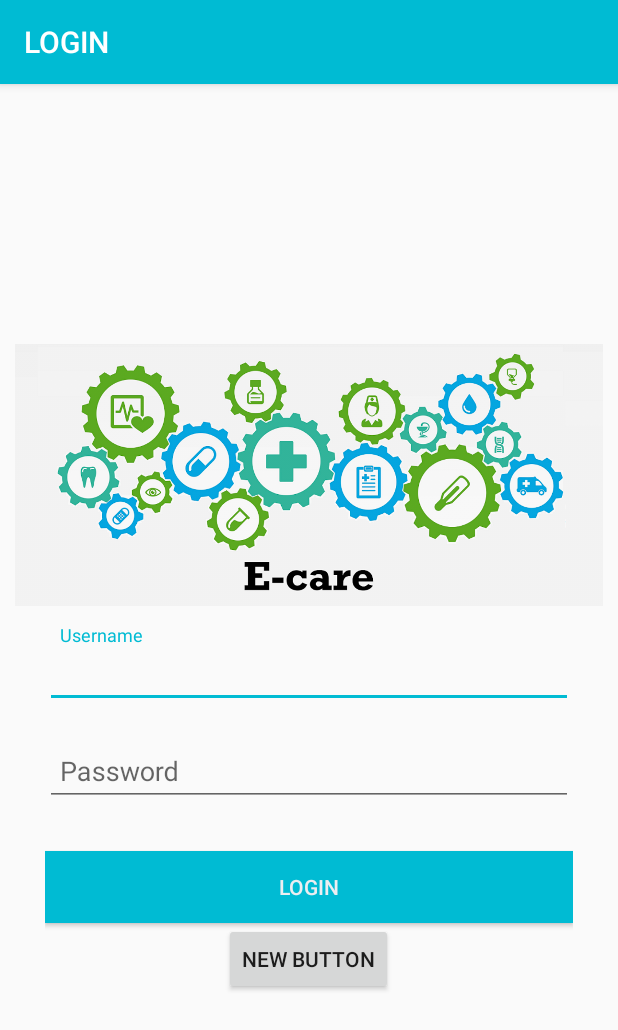
After one commit to ysoseerius/e_care_new, an Android app: the LoginActivity screen opened directly, with no data from a screen before it, on a phone screen of 412 x 824 dp. The commit adds this screen. Shown: the top 1030 px of the screen. Run offline under Robolectric (Android 15) with nearby library versions, the phone set to English and light mode, and no system bars; our stand-ins replace Volley; network calls fail.

Commit message:
update , add login page

```diff
--- a/app/build.gradle
+++ b/app/build.gradle
@@ -24,7 +24,7 @@ dependencies {
     testCompile 'junit:junit:4.12'
     compile 'com.android.support:appcompat-v7:23.1.1'
     compile 'com.android.support:design:23.1.1'
-
+//    compile 'com.mcxiaoke.volley:library-aar:1.0.0'
     compile 'com.android.support:recyclerview-v7:23.0.+'
     compile 'com.mcxiaoke.volley:library:1.0.19'
 }
--- a/app/src/main/java/com/example/yuen/e_carei/Case_history_review.java
+++ b/app/src/main/java/com/example/yuen/e_carei/Case_history_review.java
@@ -24,6 +24,7 @@ public class Case_history_review extends AppCompatActivity {
     private DrawerLayout drawerLayout;
     private TextView contentView;
     private int navItemId;
+
 
     private static final String NAV_ITEM_ID = "nav_index";
 
@@ -67,6 +68,9 @@ public class Case_history_review extends AppCompatActivity {
                     case R.id.nav_5:
                         break;
                     case R.id.nav_6:
+                        //用黎試LOGIN, 可以刪
+                        intent.setClass(Case_history_review.this, com.example.yuen.e_carei_login.LoginActivity.class);
+                        startActivity(intent);
                         break;
 
                 }
--- /dev/null
+++ b/app/src/main/java/com/example/yuen/e_carei_login/SessionManager.java
@@ -0,0 +1,48 @@
+package com.example.yuen.e_carei_login;
+
+/**
+ * Created by TszTsun on 9/1/2016.
+ */
+import android.content.Context;
+import android.content.SharedPreferences;
+import android.content.SharedPreferences.Editor;
+import android.util.Log;
+
+public class SessionManager {
+    // LogCat tag
+    private static String TAG = SessionManager.class.getSimpleName();
+
+    // Shared Preferences
+    SharedPreferences pref;
+
+    Editor editor;
+    Context _context;
+
+    // Shared pref mode
+    int PRIVATE_MODE = 0;
+
+    // Shared preferences file name
+    private static final String PREF_NAME = "AndroidHiveLogin";
+
+    private static final String KEY_IS_LOGGEDIN = "isLoggedIn";
+
+    public SessionManager(Context context) {
+        this._context = context;
+        pref = _context.getSharedPreferences(PREF_NAME, PRIVATE_MODE);
+        editor = pref.edit();
+    }
+
+    public void setLogin(boolean isLoggedIn) {
+
+        editor.putBoolean(KEY_IS_LOGGEDIN, isLoggedIn);
+
+        // commit changes
+        editor.commit();
+
+        Log.d(TAG, "User login session modified!");
+    }
+
+    public boolean isLoggedIn(){
+        return pref.getBoolean(KEY_IS_LOGGEDIN, false);
+    }
+}
--- /dev/null
+++ b/app/src/main/res/layout/activity_login.xml
@@ -0,0 +1,111 @@
+<?xml version="1.0" encoding="utf-8"?>
+
+
+<LinearLayout xmlns:android="http://schemas.android.com/apk/res/android"
+    xmlns:app="http://schemas.android.com/apk/res-auto"
+    android:layout_width="fill_parent"
+    android:layout_height="fill_parent"
+
+    android:gravity="center"
+    android:orientation="vertical"
+    android:padding="10dp">
+
+
+    <ImageView
+        android:layout_width="fill_parent"
+        android:layout_height="200dp"
+        android:id="@+id/imageView"
+        android:src="@drawable/ecare"
+        android:adjustViewBounds="false" />
+
+    <LinearLayout
+        android:layout_width="fill_parent"
+        android:layout_height="wrap_content"
+        android:layout_gravity="center"
+        android:orientation="vertical"
+        android:paddingLeft="20dp"
+        android:paddingRight="20dp" >
+
+
+        <!--<EditText-->
+            <!--android:id="@+id/email"-->
+            <!--android:layout_width="fill_parent"-->
+            <!--android:layout_height="wrap_content"-->
+            <!--android:layout_marginBottom="10dp"-->
+            <!--android:hint="@string/hint_email"-->
+            <!--android:inputType="textEmailAddress"-->
+            <!--android:padding="10dp"-->
+            <!--android:singleLine="true"-->
+            <!--android:textColor="@color/input_login"-->
+            <!--android:textColorHint="@color/input_login_hint" />-->
+
+        <android.support.design.widget.TextInputLayout
+            android:id="@+id/input_layout_username"
+            android:layout_width="fill_parent"
+            android:layout_height="wrap_content">
+
+            <EditText
+                android:id="@+id/username"
+                android:layout_width="match_parent"
+                android:layout_height="wrap_content"
+                android:layout_marginBottom="10dp"
+                android:inputType="textAutoComplete"
+                android:singleLine="true"
+                android:padding="10dp"
+                android:hint="@string/hint_username"
+                android:textColor="@color/input_login"
+                android:textColorHint="@color/input_login_hint"/>
+        </android.support.design.widget.TextInputLayout>
+
+        <android.support.design.widget.TextInputLayout
+            android:id="@+id/input_layout_password"
+            android:layout_width="fill_parent"
+            android:layout_height="wrap_content">
+        <EditText
+            android:id="@+id/password"
+            android:layout_width="fill_parent"
+            android:layout_height="wrap_content"
+            android:layout_marginBottom="10dp"
+            android:hint="@string/hint_password"
+            android:inputType="textPassword"
+            android:padding="10dp"
+            android:singleLine="true"
+            android:textColor="@color/input_login"
+            android:textColorHint="@color/input_login_hint"/>
+        </android.support.design.widget.TextInputLayout>
+
+
+
+        <!-- Login Button -->
+
+        <Button
+            android:id="@+id/btnLogin"
+            android:layout_width="fill_parent"
+            android:layout_height="wrap_content"
+            android:layout_marginTop="20dip"
+            android:background="@color/btn_login_bg"
+            android:text="@string/btn_login"
+            android:textColor="@color/btn_login" />
+
+        <!-- Link to Login Screen -->
+
+        <!--<Button-->
+            <!--android:id="@+id/btnLinkToRegisterScreen"-->
+            <!--android:layout_width="fill_parent"-->
+            <!--android:layout_height="wrap_content"-->
+            <!--android:layout_marginTop="40dip"-->
+            <!--android:background="@null"-->
+            <!--android:text="@string/btn_link_to_register"-->
+            <!--android:textAllCaps="false"-->
+            <!--android:textColor="@color/white"-->
+            <!--android:textSize="15dp" />-->
+
+        <Button
+            android:layout_width="wrap_content"
+            android:layout_height="wrap_content"
+            android:text="New Button"
+            android:id="@+id/qrbutton"
+            android:layout_gravity="center_horizontal" />
+    </LinearLayout>
+
+</LinearLayout>
--- a/app/src/main/res/values/colors.xml
+++ b/app/src/main/res/values/colors.xml
@@ -20,4 +20,18 @@
     <color name="list_row_end_color">#ffffff</color>
     <color name="list_row_hover_start_color">#ebeef0</color>
     <color name="list_row_hover_end_color">#ebeef0</color>
+
+    <!--login-->
+    <color name="bg_login">#00BBD3</color>
+    <color name="bg_register">#2e3237</color>
+    <color name="bg_main">#428bca</color>
+    <color name="white">#ffffff</color>
+    <color name="input_login">#00BBD3</color>
+    <color name="input_login_hint">#999999</color>
+    <color name="input_register">#888888</color>
+    <color name="input_register_bg">#3b4148</color>
+    <color name="input_register_hint">#5e6266</color>
+    <color name="btn_login">#eceef1</color>
+    <color name="btn_login_bg">#00BBD3</color>
+
 </resources>
--- a/app/src/main/res/values/strings.xml
+++ b/app/src/main/res/values/strings.xml
@@ -19,4 +19,12 @@
 
     <!-- PatientList.java -->
     <string name="patient_list">Patient List</string>
+
+    <!--login-->
+    <string name="hint_username">Username</string>
+    <string name="hint_password">Password</string>
+    <string name="btn_login">LOGIN</string>
+
+
+
 </resources>
--- a/app/src/main/res/values/styles.xml
+++ b/app/src/main/res/values/styles.xml
@@ -1,6 +1,6 @@
 <resources>
 
-    <!-- Base application theme. -->
+   Base application theme. -->
     <style name="AppTheme" parent="Theme.AppCompat.Light.DarkActionBar">
         <!-- Customize your theme here. -->
         <item name="colorPrimary">@color/colorPrimary</item>
@@ -9,7 +9,7 @@
         <item name="android:windowActionBar">false</item>
         <item name="android:windowActionModeOverlay">true</item>
         <item name="android:windowDrawsSystemBarBackgrounds">true</item>
-        <item name="android:statusBarColor">@android:color/transparent</item>
+        <!--   <item name="android:statusBarColor">@android:color/transparent</item>. -->
      </style>
 
      <style name="AppTheme.NoActionBar">
```
Also changed, not shown: app/src/main/AndroidManifest.xml (+9 -0 lines), app/src/main/java/com/example/yuen/e_carei_login/AppConfig.java (added, +13 -0 lines), app/src/main/java/com/example/yuen/e_carei_login/LoginActivity.java (added, +309 -0 lines), app/src/main/java/com/example/yuen/e_carei_login/SQLiteHandler.java (added, +118 -0 lines), app/src/main/res/drawable/ecare.jpg (added). Lines whose indentation alone changed are shown as unchanged.
